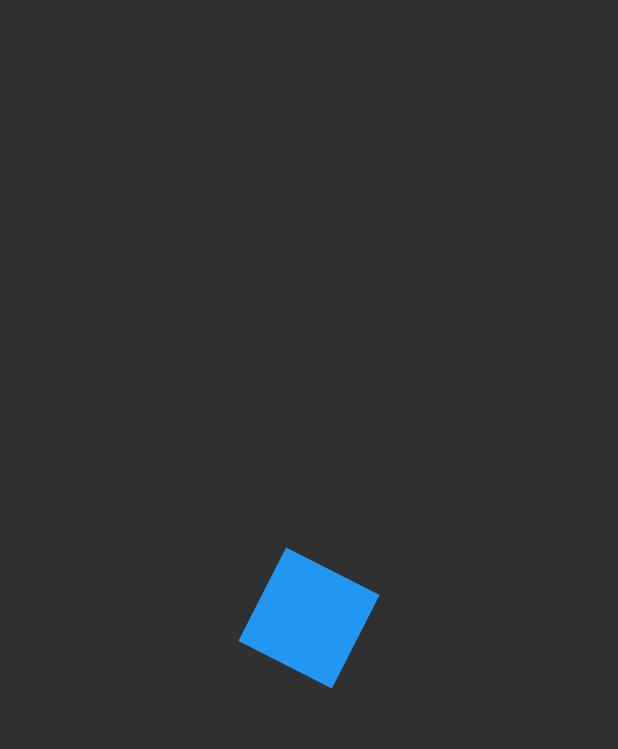
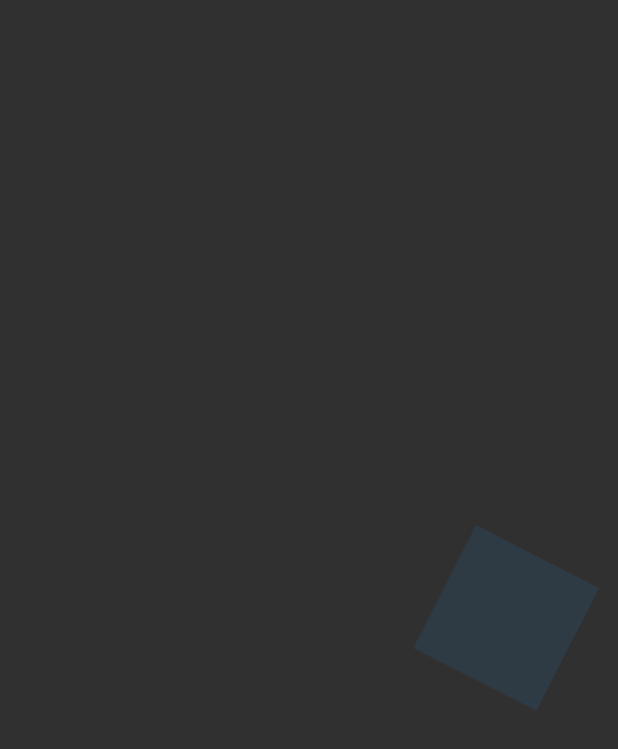
Before and after one commit to DanielFernandoYepezVelez/02-Proyecto-Movil-Flutter-Intermedio-Animaciones, a Flutter app: the AnimationsScreen screen opened by its route, on a phone screen of 412 x 824 dp. Shown: the top 749 px of the screen. Run offline on Flutter 3.47's test engine with Material 2 defaults, Android fonts, the phone set to English and light mode, and no system bars.

Commit message:
Terminando La Seccion De Animaciones Sencillas E Iniciales

```diff
--- a/lib/main.dart
+++ b/lib/main.dart
@@ -17,7 +17,7 @@ class MyApp extends StatelessWidget {
     return MaterialApp(
       debugShowCheckedModeBanner: false,
       title: 'Animaciones App',
-      initialRoute: 'home',
+      initialRoute: 'reto',
       routes: appRoutes,
       theme: tema,
     );
--- a/lib/routes/routes.dart
+++ b/lib/routes/routes.dart
@@ -5,4 +5,5 @@ import 'package:animations_app/screens/screens.dart';
 
 final Map<String, Widget Function(BuildContext)> appRoutes = {
   'home': (_) => AnimationsScreen(),
+  'reto': (_) => CuadradoAnimadoScreen(),
 };
--- a/lib/screens/animaciones_screen.dart
+++ b/lib/screens/animaciones_screen.dart
@@ -36,35 +36,77 @@ class _Rectangulo extends StatelessWidget {
 
 class _CuadradoAnimadoState extends State<CuadradoAnimado>
     with SingleTickerProviderStateMixin {
-  /* Las Animaciones Necesitan Dos Cosas */
+  /* Las Animaciones Necesitan Dos Cosas Animation(Propiedad) Y El AnimationController(Conocer El Estado De La Aplicación) */
   Animation<double>? rotacion;
+  Animation<double>? opacidad;
+  Animation<double>? agrandar;
+  Animation<double>? moverDerecha;
   AnimationController? animationController;
 
   @override
   void initState() {
-    animationController = new AnimationController(
+    /* Inicialización Del animationController */
+    this.animationController = new AnimationController(
       vsync: this,
       duration: Duration(milliseconds: 4000),
     );
 
-    /* Esta Es La Animación, Que Es Controlada Por El animationController */
+    /* Esta Es La Animación, Que Es Controlada Por El animationController, Entonces, La Rotación,
+     La Opacidad, Mover A La Derecha, Agrandar Van A Durar 4 Segundos */
     /* La Comento, Porque Aquí No Estoy Aplicando El Curve, En La Siguiente Si La Aplico */
-    rotacion =
-        Tween(begin: 0.0, end: Math.pi * 4.0).animate(animationController!);
+    /* this.rotacion =
+        Tween(begin: 0.0, end: Math.pi * 4.0).animate(animationController!); */
 
     /* Aquí Estoy Aplicanco El Curve Para Mi Animación */
-    rotacion = Tween(begin: 0.0, end: Math.pi * 4.0).animate(
-      CurvedAnimation(parent: animationController!, curve: Curves.bounceOut),
+    this.rotacion = Tween(begin: 0.0, end: Math.pi * 4.0).animate(
+      CurvedAnimation(
+        parent: this.animationController!,
+        curve: Curves.bounceOut,
+      ),
+    );
+
+    /* this.opacidad =
+        Tween(begin: 0.1, end: 1.0).animate(this.animationController!); */
+
+    /*
+      El Interval() Depende Del Tiempo Que Dure La Animación Por Completo
+        (0, Desde Que Inicia La Animación)
+        (0.50, LLegar Hasta La Mitad De La Animación)
+        (0.65, Inicia En El 65% De La Animación)
+        (1, LLegar Al Final De La Animación)
+      En Estas Etapas Del Tiempo De La Animación Aplicada En Porcentaje Se Ejecuta El Interval()
+    */
+    this.opacidad = Tween(begin: 0.1, end: 1.0).animate(
+      CurvedAnimation(
+        parent: this.animationController!,
+        curve: Interval(0.65, 1, curve: Curves.easeOut),
+      ),
+    );
+
+    this.moverDerecha = Tween(begin: 0.0, end: 200.0).animate(
+      CurvedAnimation(
+        parent: this.animationController!,
+        curve: Curves.easeOut,
+      ),
+    );
+
+    /* Va A Iniciar En 0 Pixeles Y Se Va A Agrandar Dos Veces Su Tamaño Original */
+    this.agrandar = Tween(begin: 0.0, end: 2.0).animate(
+      CurvedAnimation(
+        parent: this.animationController!,
+        curve: Curves.easeOut,
+      ),
     );
 
     /* Los Listener Me Sirven Para Conocer El Estado De La Animación Si Ya Termino, Va A Iniciar, etc. */
     /* Nosotros Aquí Podemos Controlar Todas Las Etapas De La Animación */
-    animationController!.addListener(() {
-      print('Status De La Animación: ${animationController!.status}');
+    this.animationController!.addListener(() {
+      // print('Status De La Animación: ${this.animationController!.status}');
 
-      if (animationController!.status == AnimationStatus.completed) {
-        // animationController!.reverse();
-        animationController!.reset();
+      if (this.animationController!.status == AnimationStatus.completed) {
+        this.animationController!.reverse();
+        // this.animationController!.repeat();
+        // this.animationController!.reset();
       }
     });
 
@@ -73,25 +115,41 @@ class _CuadradoAnimadoState extends State<CuadradoAnimado>
 
   @override
   void dispose() {
-    animationController!.dispose();
+    this.animationController!.dispose();
     super.dispose();
   }
 
   /* El Método Build Se Ejecuta Cada Vez Que Yo Aplico El Hot Reload */
   @override
   Widget build(BuildContext context) {
+    /* Me Ayuda A Saber Si Ya Termino Una Animación En Especifico */
+    // print('Rotación: ${this.rotacion!.value}');
+    // print('Opacidad: ${this.opacidad!.value}');
+
     // Iniciar La Animación (Play)
-    animationController!.forward();
+    this.animationController!.forward();
 
+    /* Si Tenemos Un Widget Muy Pesado, Lo Mejor Es Ponerlo En El Child Y Pasarlo Por Referencia,
+    Para Que El AnimatedBuilder Lo Construya Una Sola Vez, De Lo Contrario, Lo Va Construir
+    Cada Vez Que Se Cree El AnimatedBuilder */
     return AnimatedBuilder(
       animation: this.animationController!,
-      // child: _Rectangulo(),
-      builder: (BuildContext context, Widget? child) {
+      child: _Rectangulo(),
+      builder: (BuildContext context, Widget? childRectangulo) {
         // print('Rotación ' + this.rotacion!.value.toString());
-        return Transform.rotate(
-          angle: this.rotacion!.value,
-          // child: child,
-          child: _Rectangulo(),
+        return Transform.translate(
+          offset: Offset(this.moverDerecha!.value, 0),
+          child: Transform.rotate(
+            angle: this.rotacion!.value,
+            // child: childRectangulo Se Esta Pasando Por Referencia,
+            child: Opacity(
+              opacity: this.opacidad!.value,
+              child: Transform.scale(
+                scale: this.agrandar!.value,
+                child: childRectangulo,
+              ),
+            ),
+          ),
         );
       },
     );
--- a/lib/screens/screens.dart
+++ b/lib/screens/screens.dart
@@ -1 +1,2 @@
+export 'package:animations_app/retos/cuadrado_animado.dart';
 export 'package:animations_app/screens/animaciones_screen.dart';
```
Also changed, not shown: lib/retos/cuadrado_animado.dart (added, +115 -0 lines).
